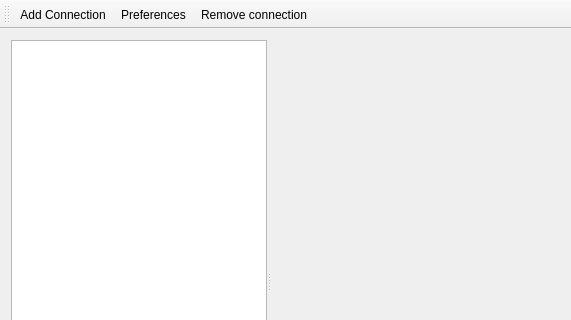
Qt form DBManager/dbmanagerwindow.ui (grondek/DatabaseManager) before a commit; both pictures show x 0 to 571 and y 0 to 320 of the 571 by 554 pixel window.
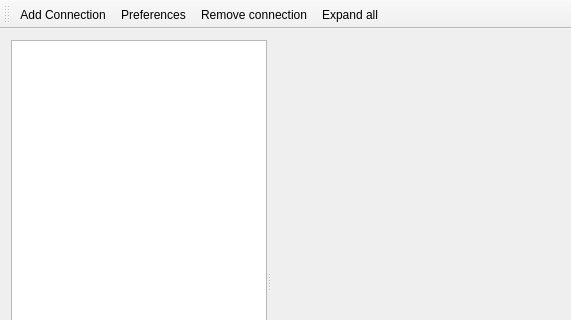
The same form after that commit. Icons and pictures are not drawn.

Patch:
```diff
--- a/DBManager/dbmanagerwindow.ui
+++ b/DBManager/dbmanagerwindow.ui
@@ -63,6 +63,7 @@
    <addaction name="actionAddConnection"/>
    <addaction name="actionPreferences"/>
    <addaction name="actionRemoveConnection"/>
+   <addaction name="actionExpandAll"/>
   </widget>
   <widget class="QStatusBar" name="statusBar"/>
   <action name="actionAddConnection">
@@ -104,6 +105,11 @@
     <string>Database preferences</string>
    </property>
   </action>
+  <action name="actionExpandAll">
+   <property name="text">
+    <string>Expand all</string>
+   </property>
+  </action>
  </widget>
  <layoutdefault spacing="6" margin="11"/>
  <resources/>
```
Left out of the diff: 3 changed lines with no effect on the pictures.
